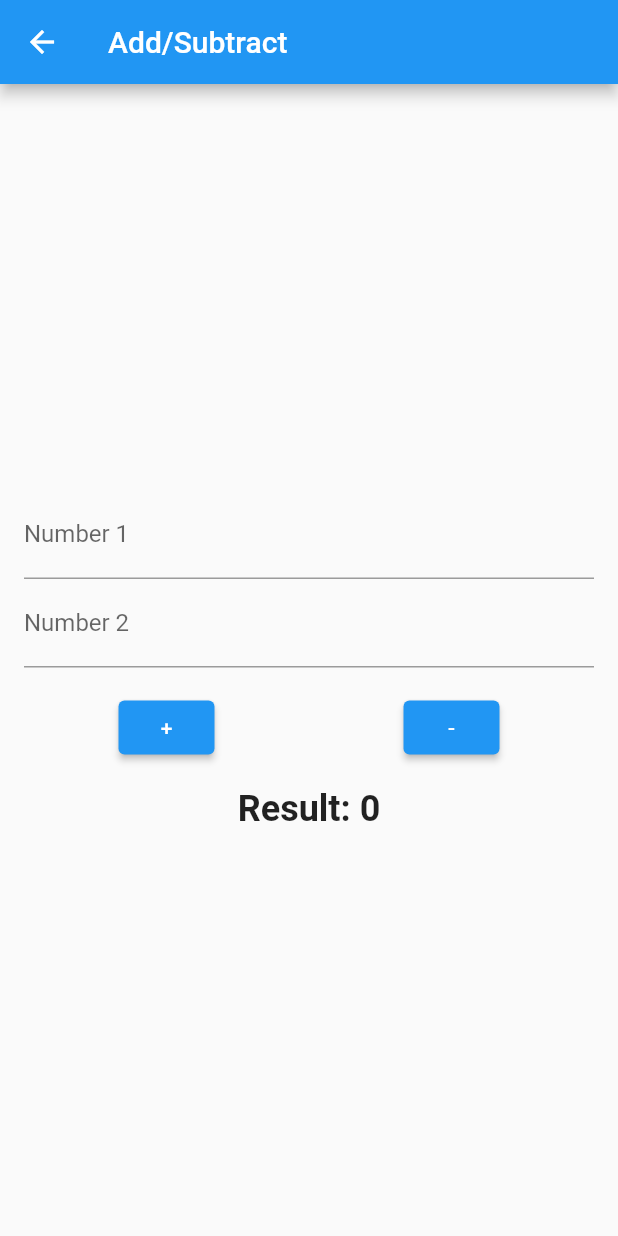
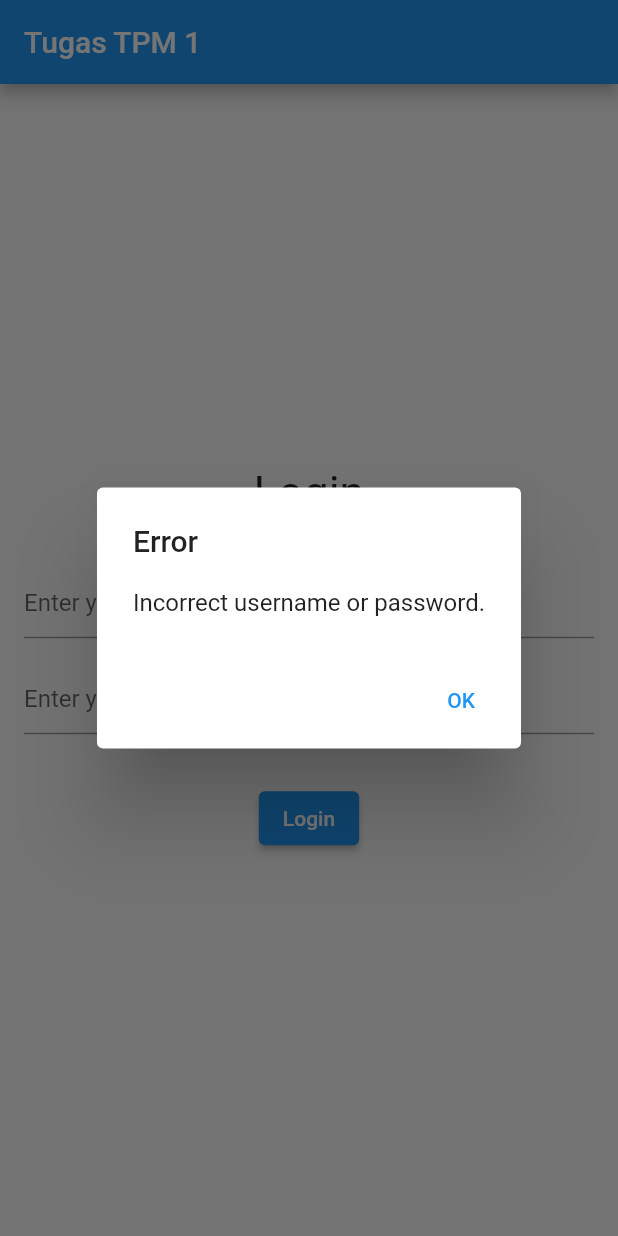
Before and after one commit to syihabudin081/mobile_flutter, a Flutter app: the screen it shows after launch, after a tap on "Login", on a phone screen of 412 x 824 dp. Run offline on Flutter 3.47's test engine with Material 2 defaults, Android fonts, the phone set to English and light mode, and no system bars.

Commit message:
login page and substract page done

```diff
--- a/lib/main.dart
+++ b/lib/main.dart
@@ -1,3 +1,5 @@
+// ignore_for_file: library_private_types_in_public_api
+
 import 'package:flutter/material.dart';
 
 void main() => runApp(const LoginApp());
@@ -10,13 +12,24 @@ class LoginApp extends StatelessWidget {
     return MaterialApp(
       title: 'Login App',
       theme: ThemeData(primarySwatch: Colors.blue),
-      home: const LoginPage(),
+      home: LoginPageState(),
     );
   }
 }
 
-class LoginPage extends StatelessWidget {
-  const LoginPage({super.key});
+class LoginPageState extends StatefulWidget {
+  @override
+  LoginPage createState() => LoginPage();
+}
+
+class LoginPage extends State<LoginPageState> {
+  final TextEditingController usernameController = TextEditingController();
+  final TextEditingController passwordController = TextEditingController();
+
+  void _goToHomePage(BuildContext context) {
+    Navigator.of(context)
+        .push(MaterialPageRoute(builder: (context) => AddSubtractPage()));
+  }
 
   @override
   Widget build(BuildContext context) {
@@ -32,13 +45,15 @@ class LoginPage extends StatelessWidget {
             children: [
               const Text('Login', style: TextStyle(fontSize: 30)),
               const SizedBox(height: 32.0),
-              const TextField(
+              TextField(
+                controller: usernameController,
                 decoration: InputDecoration(
                   hintText: 'Enter your username',
                 ),
               ),
               const SizedBox(height: 16.0),
-              const TextField(
+              TextField(
+                controller: passwordController,
                 obscureText: true,
                 decoration: InputDecoration(
                   hintText: 'Enter your password',
@@ -48,8 +63,24 @@ class LoginPage extends StatelessWidget {
               ElevatedButton(
                 child: const Text('Login'),
                 onPressed: () {
-
-                   _goToHomePage(context);
+                  if (usernameController.text == 'admin' &&
+                      passwordController.text == '123') {
+                    _goToHomePage(context);
+                  } else {
+                    showDialog(
+                      context: context,
+                      builder: (context) => AlertDialog(
+                        title: Text('Error'),
+                        content: Text('Incorrect username or password.'),
+                        actions: [
+                          TextButton(
+                            onPressed: () => Navigator.of(context).pop(),
+                            child: Text('OK'),
+                          ),
+                        ],
+                      ),
+                    );
+                  }
                 },
               ),
             ],
@@ -61,6 +92,8 @@ class LoginPage extends StatelessWidget {
 }
 
 class AddSubtractPage extends StatefulWidget {
+  const AddSubtractPage({super.key});
+
   @override
   _AddSubtractPageState createState() => _AddSubtractPageState();
 }
@@ -93,45 +126,45 @@ class _AddSubtractPageState extends State<AddSubtractPage> {
   Widget build(BuildContext context) {
     return Scaffold(
       appBar: AppBar(
-        title: Text("Add/Subtract"),
+        title: const Text("Add/Subtract"),
       ),
       body: Padding(
-        padding: EdgeInsets.all(16.0),
+        padding: const EdgeInsets.all(16.0),
         child: Column(
           mainAxisAlignment: MainAxisAlignment.center,
           children: [
             TextField(
               controller: _num1Controller,
-              decoration: InputDecoration(
+              decoration: const InputDecoration(
                 labelText: "Number 1",
               ),
               keyboardType: TextInputType.number,
             ),
             TextField(
               controller: _num2Controller,
-              decoration: InputDecoration(
+              decoration: const InputDecoration(
                 labelText: "Number 2",
               ),
               keyboardType: TextInputType.number,
             ),
-            SizedBox(height: 16.0),
+            const SizedBox(height: 16.0),
             Row(
               mainAxisAlignment: MainAxisAlignment.spaceAround,
               children: [
                 ElevatedButton(
                   onPressed: _calculateResult,
-                  child: Text("+"),
+                  child: const Text("+"),
                 ),
                 ElevatedButton(
                   onPressed: _calculateSubtractResult,
-                  child: Text("-"),
+                  child: const Text("-"),
                 ),
               ],
             ),
-            SizedBox(height: 16.0),
+            const SizedBox(height: 16.0),
             Text(
               "Result: $_result",
-              style: TextStyle(
+              style: const TextStyle(
                 fontSize: 24.0,
                 fontWeight: FontWeight.bold,
               ),
@@ -142,9 +175,3 @@ class _AddSubtractPageState extends State<AddSubtractPage> {
     );
   }
 }
-  void _goToHomePage(BuildContext context) {
-    Navigator.push(
-      context,
-      MaterialPageRoute(builder: (context) => AddSubtractPage()),
-    );
-  }
```
